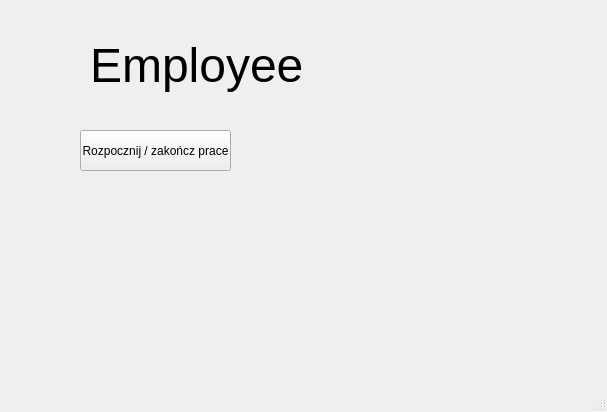
Before: the Qt Designer form EmployeePage.ui in JustKoshi/QTCinemaProject, drawn with Qt 5.
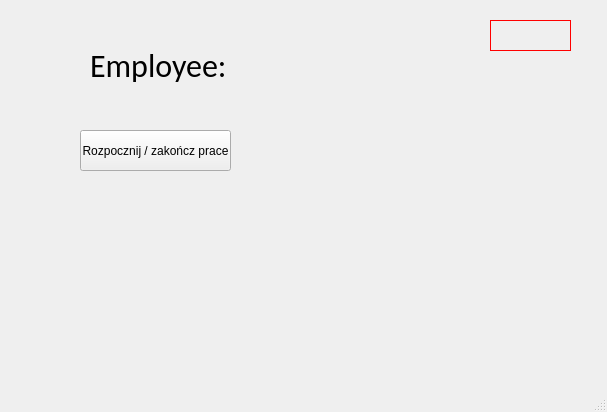
After: the same form once the commit is applied.

The edit to the form file:
```diff
--- a/EmployeePage.ui
+++ b/EmployeePage.ui
@@ -37,17 +37,18 @@
      <rect>
       <x>90</x>
       <y>20</y>
-      <width>231</width>
+      <width>351</width>
       <height>91</height>
      </rect>
     </property>
     <property name="font">
      <font>
-      <pointsize>36</pointsize>
+      <family>Calibri</family>
+      <pointsize>24</pointsize>
      </font>
     </property>
     <property name="text">
-     <string>Employee</string>
+     <string>Employee:</string>
     </property>
    </widget>
    <widget class="QLabel" name="label_Time">
@@ -59,6 +60,11 @@
       <height>31</height>
      </rect>
     </property>
+    <property name="styleSheet">
+     <string notr="true">QLabel{
+border: 1px solid rgb(255, 0, 0);
+}</string>
+    </property>
     <property name="text">
      <string/>
     </property>
```
Left out of the diff: 2 changed lines with no effect on the pictures.
